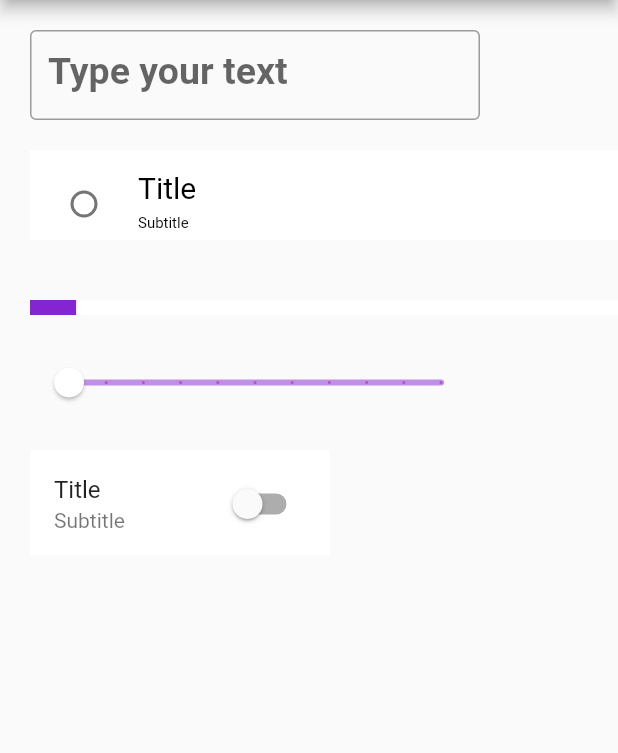
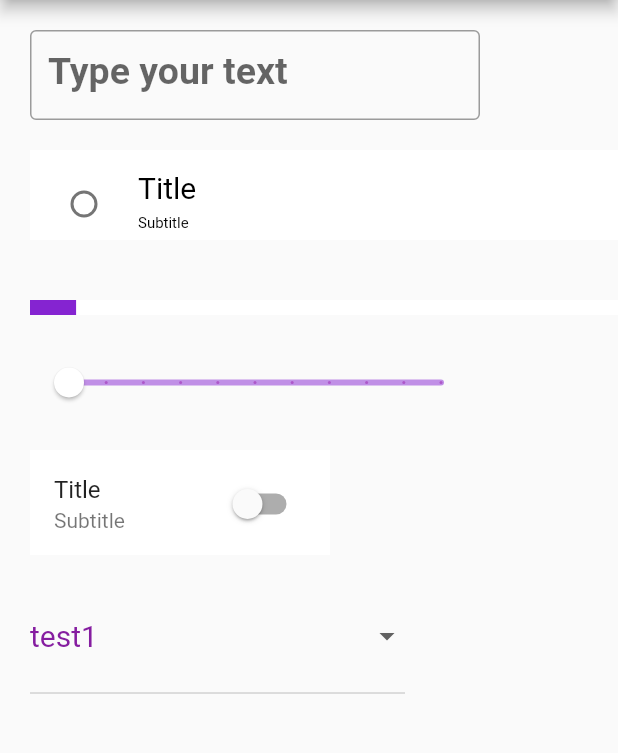
Before and after one commit to rene-kt/sample-components-knowcode, a Flutter app: the SecondScreen screen opened directly, on a phone screen of 412 x 824 dp, the part 84-837 px from its top. Run offline on Flutter 3.47's test engine with Material 2 defaults, Android fonts, the phone set to English and light mode, and no system bars.

Commit message:
spinner component

```diff
--- a/lib/second-screen.dart
+++ b/lib/second-screen.dart
@@ -11,6 +11,8 @@ class _SecondScreenState extends State<SecondScreen> {
   int checkRadio = 0;
   double seekbarValue = 0.0;
   bool switchValue = false;
+  List<String> spinnerValues = ["test1", "test2", "test3"];
+  String spinnerSelectedValue = "test1";
 
   @override
   Widget build(BuildContext context) {
@@ -139,6 +141,40 @@ class _SecondScreenState extends State<SecondScreen> {
                   subtitle: Text("Subtitle"),
                   tileColor: Color.fromRGBO(255, 255, 255, 1),
                 ),
+              )),
+
+          // Spinner
+          Positioned(
+              left: 20,
+              top: 400,
+              child: Container(
+                height: 70,
+                width: 250,
+                child: DropdownButton(
+                  hint: Text("Select one item"), //placeholder
+                  dropdownColor: Color.fromRGBO(255, 255, 255, 1),
+                  isExpanded: true,
+                  key: Key('dropdown'),
+                  value: spinnerSelectedValue,
+                  onChanged: (newValue) {
+                    setState(() {
+                      spinnerSelectedValue = newValue;
+                    });
+                  },
+                  items: spinnerValues
+                      .map(
+                        (String spinnerValue) => DropdownMenuItem<String>(
+                          value: spinnerValue,
+                          child: Text(
+                            spinnerValue,
+                            style: TextStyle(
+                                fontSize: 20,
+                                color: Color.fromRGBO(133, 29, 160, 1)),
+                          ),
+                        ),
+                      )
+                      .toList(),
+                ),
               ))
         ])));
   }
```
